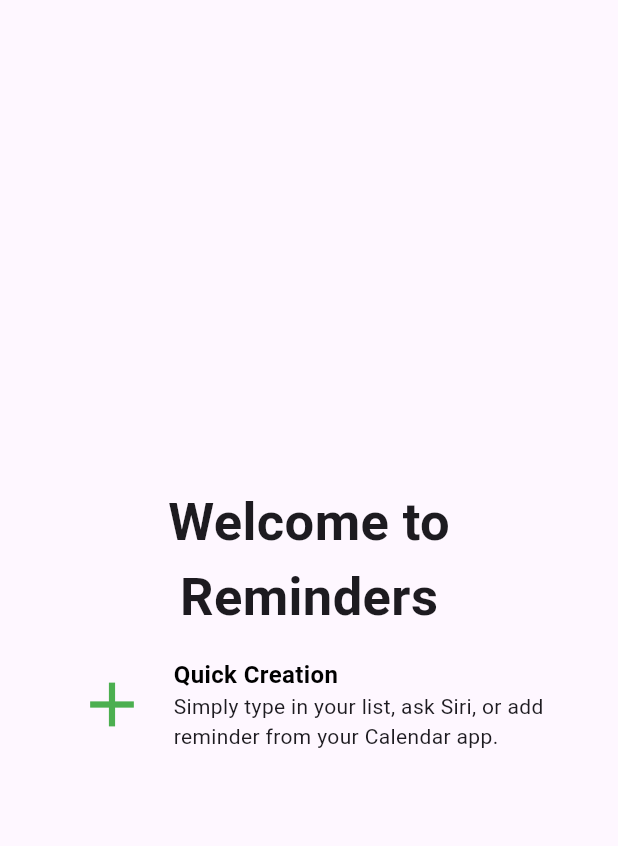
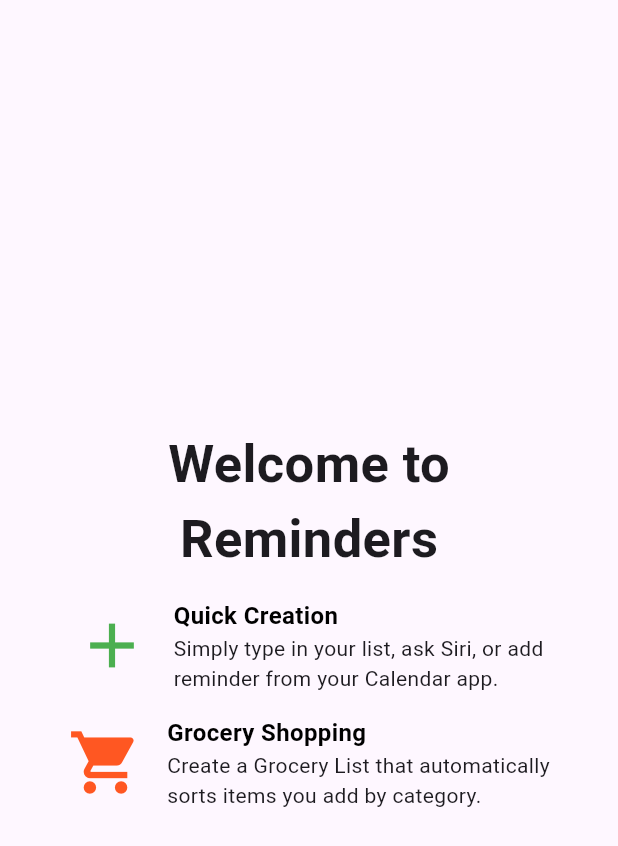
Before and after one commit to Bryan01Cruz/Tareas-Lenguajes-Programacion, a Flutter app: the screen it shows after launch, on a phone screen of 412 x 824 dp. Shown: the top 846 px of the screen. Run offline on Flutter 3.47's test engine with Material 3 defaults, Android fonts, the phone set to English and light mode, and no system bars.

Commit message:
Creación del segundo row - segundo icono y parrafo.

```diff
--- a/tarea_pantalla/lib/main.dart
+++ b/tarea_pantalla/lib/main.dart
@@ -41,6 +41,23 @@
                       ],
                     )
                 ],
+              ),
+              SizedBox(height: 15,),
+              Row(
+                mainAxisAlignment: MainAxisAlignment.center,
+                children: [
+                    Icon(Icons.shopping_cart, size: 50.0, color: Colors.deepOrange,),
+                    SizedBox(width: 16,),
+                    Column(
+                      mainAxisAlignment: MainAxisAlignment.start,
+                      crossAxisAlignment: CrossAxisAlignment.start,
+                      children: [
+                        Text('Grocery Shopping', style: TextStyle(fontSize: 16, fontWeight: FontWeight.bold, color: Colors.black),),
+                        Text('Create a Grocery List that automatically'),
+                        Text('sorts items you add by category.')
+                      ],
+                    )
+                ],
               )
             ],
           ),
```
